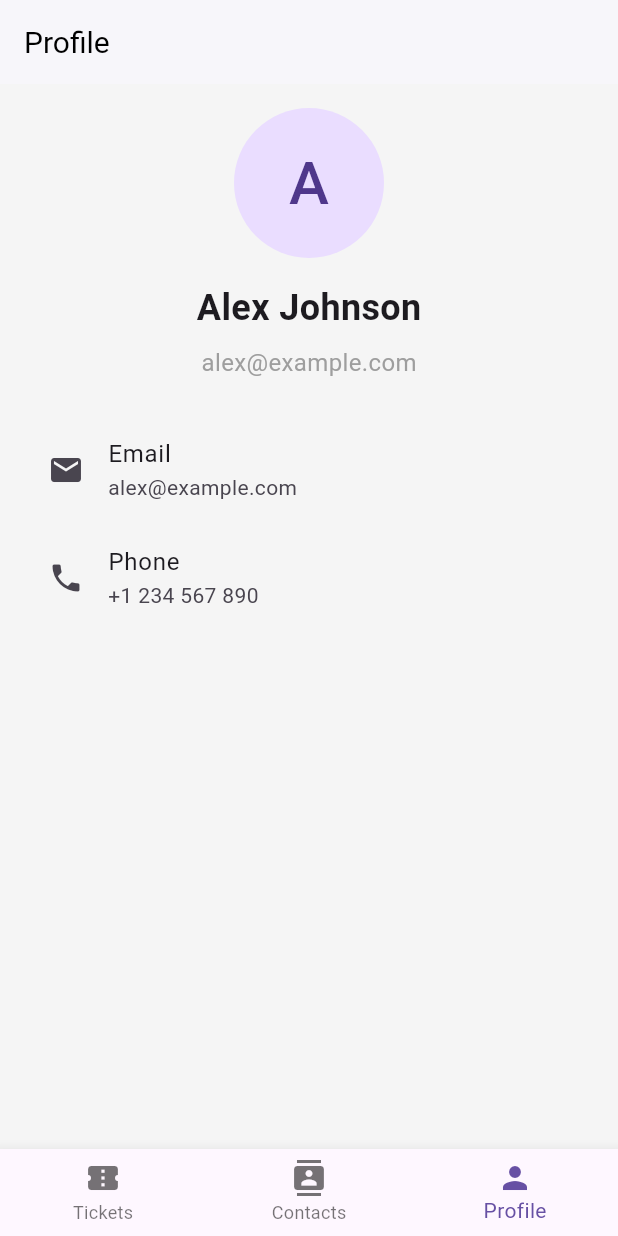
After one commit to salmanbashar1009/project_m360ict, a Flutter app: the ProfileScreen screen opened by its route, on a phone screen of 412 x 824 dp. The commit adds this screen. Run offline on Flutter 3.47's test engine with Material 3 defaults, Android fonts, the phone set to English and light mode, and no system bars; our stand-ins replace flutter_riverpod, go_router.

Commit message:
contact and profile screens are added

```diff
--- a/lib/core/router.dart
+++ b/lib/core/router.dart
@@ -1,6 +1,8 @@
 import 'package:flutter_riverpod/flutter_riverpod.dart';
 import 'package:go_router/go_router.dart';
 
+import '../features/contacts/presentation/screens/contact_screen.dart';
+import '../features/profile/presentation/screens/profile_screen.dart';
 import '../features/tickets/presentation/screens/filter_screen.dart';
 import '../features/tickets/presentation/screens/ticket_screen.dart';
 
@@ -15,13 +17,13 @@ final routerProvider = Provider<GoRouter>((ref) => GoRouter(
       path: '/filter',
       builder: (context, state) => const FilterScreen(),
     ),
-    // GoRoute(
-    //   path: '/contacts',
-    //   builder: (context, state) => const ContactScreen(),
-    // ),
-    // GoRoute(
-    //   path: '/profile',
-    //   builder: (context, state) => const ProfileScreen(),
-    // ),
+    GoRoute(
+      path: '/contacts',
+      builder: (context, state) => const ContactScreen(),
+    ),
+    GoRoute(
+      path: '/profile',
+      builder: (context, state) => const ProfileScreen(),
+    ),
   ],
 ));
--- /dev/null
+++ b/lib/features/contacts/data/data_sources/contact_data_source.dart
@@ -0,0 +1,17 @@
+import 'package:flutter_riverpod/flutter_riverpod.dart';
+
+import '../models/contact.dart';
+
+class ContactDataSource {
+  Future<List<Contact>> getContacts() async {
+    // Simulate API delay
+    await Future.delayed(const Duration(seconds: 1));
+    return [
+      Contact(id: '1', name: 'John Doe', email: 'john@example.com'),
+      Contact(id: '2', name: 'Jane Smith', email: 'jane@example.com'),
+      Contact(id: '3', name: 'Mike Johnson', email: 'mike@example.com'),
+    ];
+  }
+}
+
+final contactDataSourceProvider = Provider<ContactDataSource>((ref) => ContactDataSource());
--- /dev/null
+++ b/lib/features/contacts/data/models/contact.dart
@@ -0,0 +1,11 @@
+class Contact {
+  final String id;
+  final String name;
+  final String email;
+
+  Contact({
+    required this.id,
+    required this.name,
+    required this.email,
+  });
+}
--- a/lib/features/contacts/presentation/providers/contact_provider.dart
+++ b/lib/features/contacts/presentation/providers/contact_provider.dart
@@ -1,6 +1,8 @@
 import 'package:flutter_riverpod/flutter_riverpod.dart';
-import 'package:ticketing_app/features/contacts/data/models/contact.dart';
-import 'package:ticketing_app/features/contacts/data/repositories/contact_repository.dart';
+
+import '../../data/models/contact.dart';
+import '../../data/repositories/contact_repository.dart';
+
 
 final contactProvider = StateNotifierProvider<ContactNotifier, AsyncValue<List<Contact>>>((ref) {
   return ContactNotifier(ref.read(contactRepositoryProvider));
--- a/lib/features/contacts/presentation/screens/contact_screen.dart
+++ b/lib/features/contacts/presentation/screens/contact_screen.dart
@@ -1,7 +1,9 @@
 import 'package:flutter/material.dart';
 import 'package:flutter_riverpod/flutter_riverpod.dart';
-import 'package:ticketing_app/features/contacts/presentation/providers/contact_provider.dart';
-import 'package:ticketing_app/features/contacts/data/models/contact.dart';
+import 'package:go_router/go_router.dart';
+
+import '../providers/contact_provider.dart';
+
 
 class ContactScreen extends ConsumerWidget {
   const ContactScreen({super.key});
--- /dev/null
+++ b/lib/features/profile/data/data_sources/profile_data_source.dart
@@ -0,0 +1,18 @@
+import 'package:flutter_riverpod/flutter_riverpod.dart';
+
+import '../models/profile.dart';
+
+class ProfileDataSource {
+  Future<Profile> getProfile() async {
+    // Simulate API delay
+    await Future.delayed(const Duration(seconds: 1));
+    return Profile(
+      id: '1',
+      name: 'Alex Johnson',
+      email: 'alex@example.com',
+      phone: '+1 234 567 890',
+    );
+  }
+}
+
+final profileDataSourceProvider = Provider<ProfileDataSource>((ref) => ProfileDataSource());
--- /dev/null
+++ b/lib/features/profile/data/models/profile.dart
@@ -0,0 +1,13 @@
+class Profile {
+  final String id;
+  final String name;
+  final String email;
+  final String? phone;
+
+  Profile({
+    required this.id,
+    required this.name,
+    required this.email,
+    this.phone,
+  });
+}
--- /dev/null
+++ b/lib/features/profile/presentation/providers/profile_providers.dart
@@ -0,0 +1,27 @@
+import 'package:flutter_riverpod/flutter_riverpod.dart';
+
+import '../../data/models/profile.dart';
+import '../../data/repositories/profile_repository.dart';
+
+
+final profileProvider = StateNotifierProvider<ProfileNotifier, AsyncValue<Profile>>((ref) {
+  return ProfileNotifier(ref.read(profileRepositoryProvider));
+});
+
+class ProfileNotifier extends StateNotifier<AsyncValue<Profile>> {
+  final ProfileRepository _repository;
+
+  ProfileNotifier(this._repository) : super(const AsyncValue.loading()) {
+    fetchProfile();
+  }
+
+  Future<void> fetchProfile() async {
+    try {
+      state = const AsyncValue.loading();
+      final profile = await _repository.getProfile();
+      state = AsyncValue.data(profile);
+    } catch (e) {
+      state = AsyncValue.error(e, StackTrace.current);
+    }
+  }
+}
--- /dev/null
+++ b/lib/features/profile/presentation/screens/profile_screen.dart
@@ -0,0 +1,60 @@
+import 'package:flutter/material.dart';
+import 'package:flutter_riverpod/flutter_riverpod.dart';
+import 'package:go_router/go_router.dart';
+
+import '../providers/profile_providers.dart';
+
+
+class ProfileScreen extends ConsumerWidget {
+  const ProfileScreen({super.key});
+
+  @override
+  Widget build(BuildContext context, WidgetRef ref) {
+    final profileState = ref.watch(profileProvider);
+    return Scaffold(
+      appBar: AppBar(title: const Text('Profile')),
+      body: profileState.when(
+        data: (profile) => Padding(
+          padding: const EdgeInsets.all(16),
+          child: Column(
+            children: [
+              CircleAvatar(
+                radius: 50,
+                child: Text(profile.name[0], style: const TextStyle(fontSize: 40)),
+              ),
+              const SizedBox(height: 16),
+              Text(profile.name, style: const TextStyle(fontSize: 24, fontWeight: FontWeight.bold)),
+              const SizedBox(height: 8),
+              Text(profile.email, style: const TextStyle(fontSize: 16, color: Colors.grey)),
+              const SizedBox(height: 24),
+              ListTile(
+                leading: const Icon(Icons.email),
+                title: const Text('Email'),
+                subtitle: Text(profile.email),
+              ),
+              ListTile(
+                leading: const Icon(Icons.phone),
+                title: const Text('Phone'),
+                subtitle: Text(profile.phone ?? 'Not provided'),
+              ),
+            ],
+          ),
+        ),
+        loading: () => const Center(child: CircularProgressIndicator()),
+        error: (error, _) => Center(child: Text('Error: $error')),
+      ),
+      bottomNavigationBar: BottomNavigationBar(
+        currentIndex: 2,
+        onTap: (index) {
+          if (index == 0) context.push('/');
+          if (index == 1) context.push('/contacts');
+        },
+        items: const [
+          BottomNavigationBarItem(icon: Icon(Icons.confirmation_number), label: 'Tickets'),
+          BottomNavigationBarItem(icon: Icon(Icons.contacts), label: 'Contacts'),
+          BottomNavigationBarItem(icon: Icon(Icons.person), label: 'Profile'),
+        ],
+      ),
+    );
+  }
+}
```
Also changed, not shown: lib/features/contacts/data/repositories/contact_repository.dart (added, +20 -0 lines), lib/features/profile/data/repositories/profile_repository.dart (added, +20 -0 lines).
